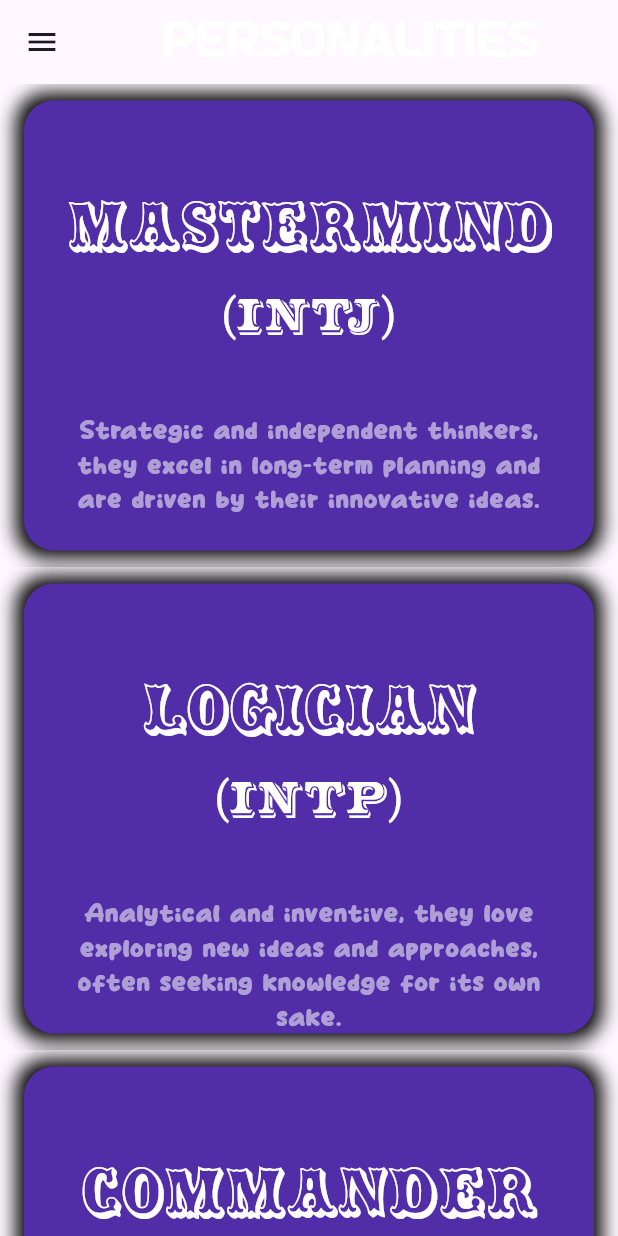
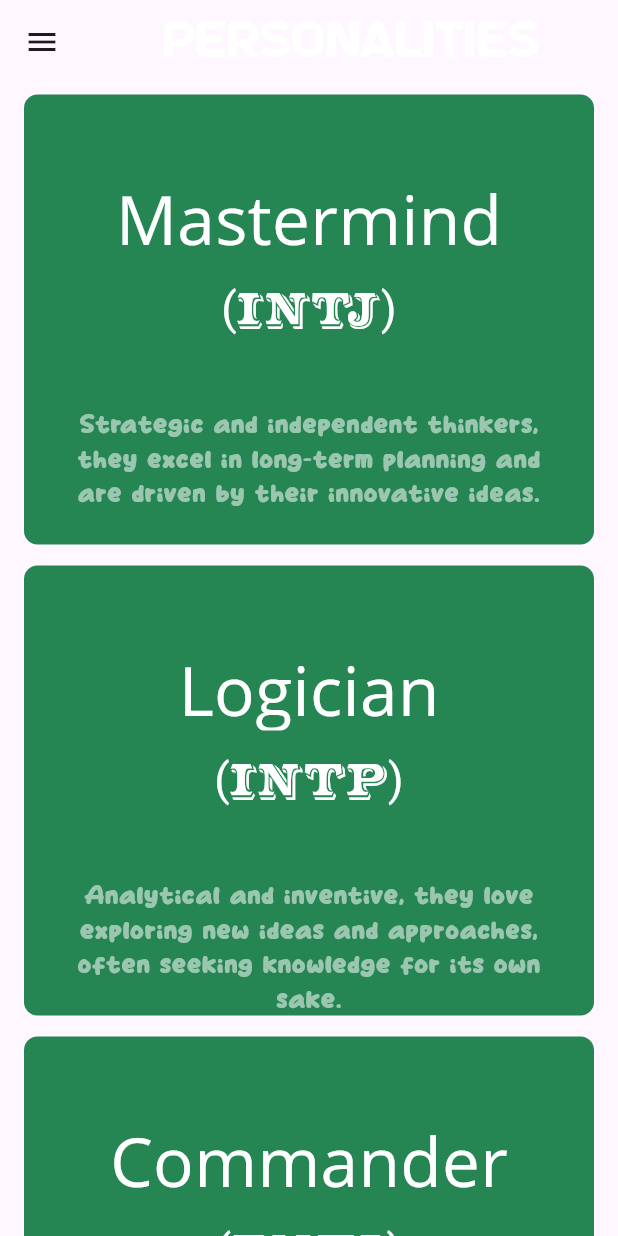
Before and after one commit to softengen/MBTI_Personality_App, a Flutter app: the screen it shows after launch, on a phone screen of 412 x 824 dp. Run offline on Flutter 3.47's test engine with Material 3 defaults, Android fonts, the phone set to English and light mode, and no system bars; Roboto replaces fonts that are missing (Open Sans); project files that could hold a hidden picture were left out.

Commit message:
removing debug banner and changing personality_card.dart style

```diff
--- a/lib/main.dart
+++ b/lib/main.dart
@@ -16,6 +16,7 @@ class MyApp extends StatelessWidget {
   @override
   Widget build(BuildContext context) {
     return MaterialApp(
+      debugShowCheckedModeBanner: false,
       title: 'My app',
       theme: ThemeData(
         textTheme: const TextTheme(
--- a/lib/widgets/personality_card.dart
+++ b/lib/widgets/personality_card.dart
@@ -1,44 +1,48 @@
-import 'package:flutter/cupertino.dart';
 import 'package:flutter/material.dart';
 
 class personality_card extends StatelessWidget{
   final List body;
   final VoidCallback callBack;
-  personality_card({required this.body, required this.callBack});
+  const personality_card({required this.body, required this.callBack});
 
   @override
   Widget build(BuildContext context) {
     print(body);
+
+    // these two line for accessing screen real size
+    double w = MediaQuery.of(context).size.width;
+    double h = MediaQuery.of(context).size.height;
+
     return Material(
       child: InkWell(
         onTap: callBack,
         child: Container(
-          margin: EdgeInsets.all(11),
-          decoration: BoxDecoration(
-            borderRadius: BorderRadius.all(Radius.circular(20)),
-            boxShadow: [BoxShadow(blurRadius: 10,spreadRadius: 5)],
-            color: Colors.deepPurple.shade700,
+          margin: const EdgeInsets.all(7),
+          decoration: const BoxDecoration(
+            borderRadius: BorderRadius.all(Radius.circular(9)),
+            // boxShadow: [BoxShadow(blurRadius: 0,spreadRadius: 0)],
+            color: Color(0xFF258654),
           ),
           width: 380,
           height: 300,
           child: Column(
             children: [
-              SizedBox(height: 40,),
+              const SizedBox(height: 40,),
               Container(
-                margin: EdgeInsets.all(10),
+                margin: const EdgeInsets.all(10),
                 height: 60,
                 child: Text(body[1],
-                  style: TextStyle(fontFamily: "Open Shadow", fontSize: 45,color: Colors.white),),
+                  style: const TextStyle(fontFamily: "Open Sans", fontSize: 45,color: Colors.white),),
               ),
               Padding(
                 padding: const EdgeInsets.only(bottom: 20),
-                child: Text(("(${body[0]})"), style: TextStyle(fontFamily: "Cameo Antique", fontSize: 30, color: Colors.white),),
+                child: Text(("(${body[0]})"), style: const TextStyle(fontFamily: "Cameo Antique", fontSize: 30, color: Colors.white),),
               ),
-              SizedBox(height: 25,),
+              const SizedBox(height: 25,),
               Padding(
                 padding: const EdgeInsets.only(left: 20, right: 20,),
                 child: Text(body[2],
-                  style: TextStyle(fontFamily: "Take Coffee", fontSize: 16, color: Colors.white54),
+                  style: const TextStyle(fontFamily: "Take Coffee", fontSize: 16, color: Colors.white54),
                   textAlign: TextAlign.center,),
               )
             ],
```
Also changed, not shown: lib/widgets/chart.dart (+19 -20 lines), pubspec.lock.
